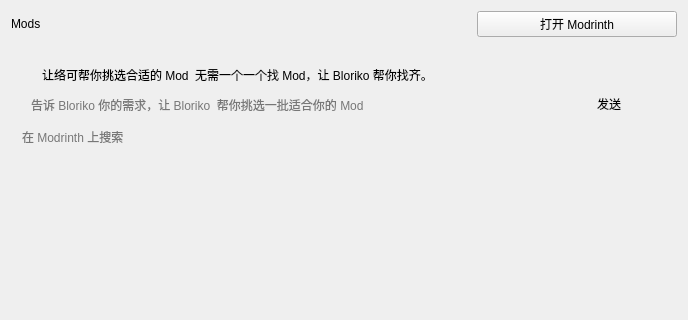
First picture: the form in ui/mods.ui, repository BloretCrew/Bloret-Launcher, before the edit; both pictures show x 0 to 688 and y 0 to 320 of the 688 by 591 pixel window.
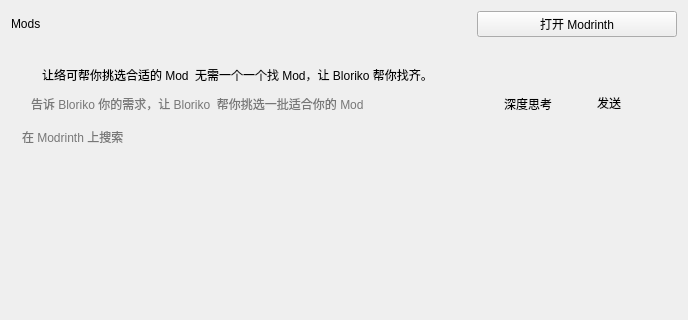
Second picture: the form after the edit. Icons and pictures are not drawn. Custom widgets are drawn as their Qt base class.

```diff
--- a/ui/mods.ui
+++ b/ui/mods.ui
@@ -154,6 +154,13 @@
               </property>
              </widget>
             </item>
+            <item>
+             <widget class="CheckBox" name="Bloriko_DeepThink_CheckBox">
+              <property name="text">
+               <string>深度思考</string>
+              </property>
+             </widget>
+            </item>
             <item>
              <widget class="PushButton" name="AskBloriko_Button">
               <property name="minimumSize">
@@ -209,6 +216,11 @@
   </layout>
  </widget>
  <customwidgets>
+  <customwidget>
+   <class>CheckBox</class>
+   <extends>QCheckBox</extends>
+   <header>qfluentwidgets</header>
+  </customwidget>
   <customwidget>
    <class>PushButton</class>
    <extends>QPushButton</extends>
```
